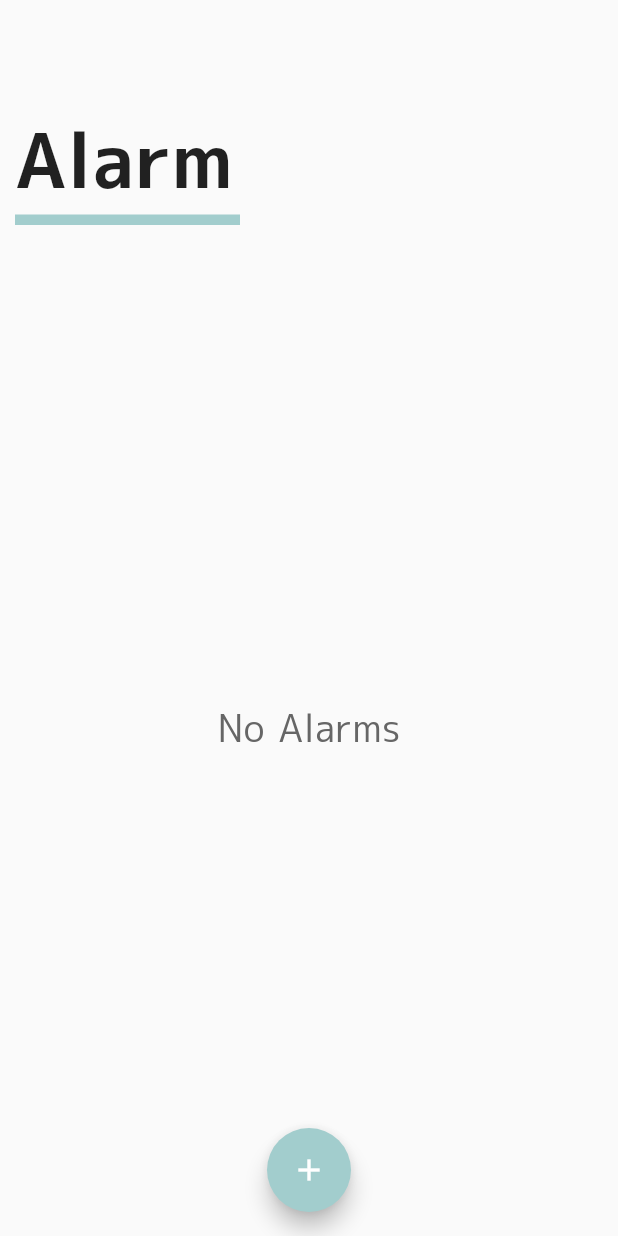
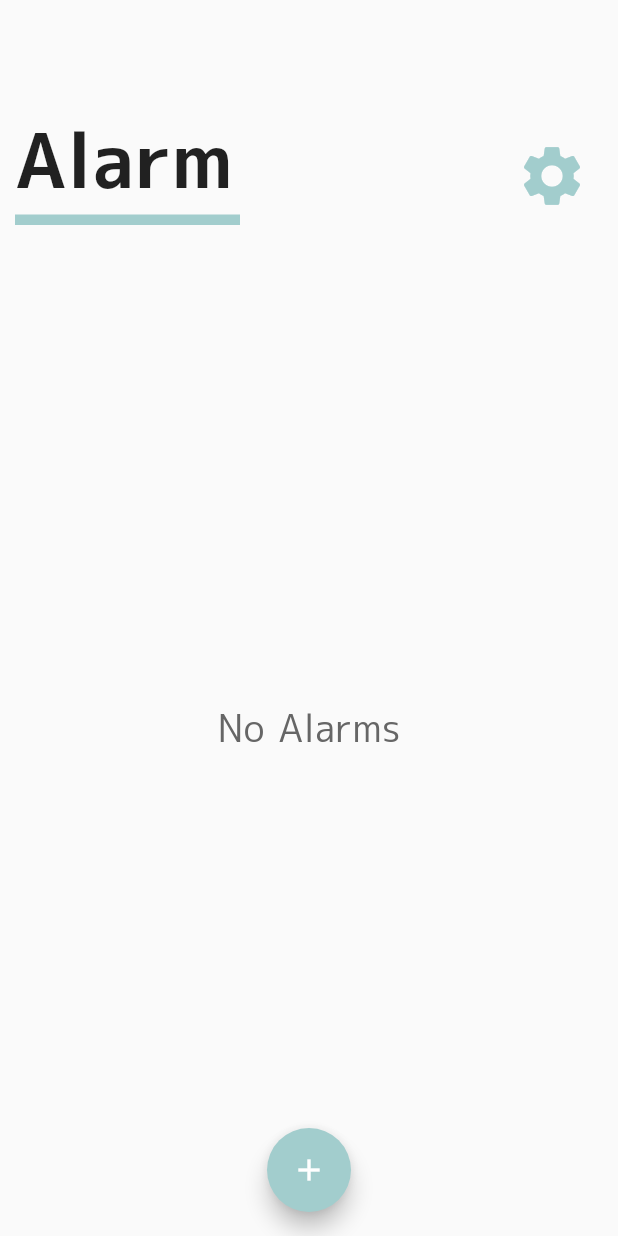
Before and after one commit to aceeedev/toki, a Flutter app: the AlarmPage screen opened directly, on a phone screen of 412 x 824 dp. Run offline on Flutter 3.47's test engine with Material 2 defaults, Android fonts, the phone set to English and light mode, and no system bars; our stand-ins replace flutter_local_notifications, flutter_native_timezone, rxdart, sqflite, timezone; missing offline and left inert: maze, notification_permissions; accounts and stored records are empty.

Commit message:
created puzzles page and added puzzle to db
also moved settings to the alarm page top right

```diff
--- a/lib/api/notification_api.dart
+++ b/lib/api/notification_api.dart
@@ -195,7 +195,7 @@ class NotificationApi {
 
     if (!alarm.currentAlarm) {
       Alarm updatedAlarm = updateCurrentAlarm(alarm, true, alarm.alarmOn);
-      TokiDatabase.instance.update(updatedAlarm);
+      TokiDatabase.instance.updateAlarm(updatedAlarm);
 
       final String title = '${DateFormat('h:mm a').format(alarm.time)} Alarm';
       const String body = 'Click this notification to turn off the alarm!';
@@ -229,7 +229,7 @@ class NotificationApi {
   static void cancelAlarm(Alarm alarm) async {
     if (alarm.currentAlarm) {
       Alarm updatedAlarm = updateCurrentAlarm(alarm, false, false);
-      TokiDatabase.instance.update(updatedAlarm);
+      TokiDatabase.instance.updateAlarm(updatedAlarm);
 
       resetAlarm();
     }
--- /dev/null
+++ b/lib/model/puzzle.dart
@@ -0,0 +1,56 @@
+const String tablePuzzles = 'puzzles';
+
+class PuzzleFields {
+  static final List<String> values = [
+    id,
+    name,
+    difficulty,
+    enabled
+  ];
+
+  static const String id = '_id';
+  static const String name = 'name';
+  static const String difficulty = 'difficulty';
+  static const String enabled = 'enabled';
+}
+
+class Puzzle {
+  final int? id;
+  final String name;
+  final int difficulty;
+  final bool enabled;
+
+  const Puzzle({
+    this.id,
+    required this.name,
+    required this.difficulty,
+    required this.enabled
+  });
+
+  Puzzle copy({
+    int? id,
+    String? name,
+    int? difficulty,
+    bool? enabled,
+  }) =>
+    Puzzle(
+      id: id ?? this.id,
+      name: name ?? this.name,
+      difficulty: difficulty ?? this.difficulty,
+      enabled: enabled ?? this.enabled,
+    );
+
+    Map<String, Object?> toJson() => {
+      PuzzleFields.id: id,
+      PuzzleFields.name: name,
+      PuzzleFields.difficulty: difficulty,
+      PuzzleFields.enabled: enabled ? 1 : 0,
+  };
+
+  static Puzzle fromJson(Map<String, Object?> json) => Puzzle(
+    id: json[PuzzleFields.id] as int?,
+    name: json[PuzzleFields.name] as String,
+    difficulty: json[PuzzleFields.difficulty] as int,
+    enabled: json[PuzzleFields.enabled] == 1,
+  );
+}
--- a/lib/page/alarm_page.dart
+++ b/lib/page/alarm_page.dart
@@ -1,9 +1,10 @@
 import 'package:flutter/material.dart';
-import '../styles.dart';
-import '../widget/page_title.dart';
-import '../widget/alarm_widget.dart';
-import 'create_alarm_page.dart';
-import '../model/alarm.dart';
+import 'package:toki/page/settings_page.dart';
+import 'package:toki/styles.dart';
+import 'package:toki/widget/page_title.dart';
+import 'package:toki/widget/alarm_widget.dart';
+import 'package:toki/page/create_alarm_page.dart';
+import 'package:toki/model/alarm.dart';
 import 'package:toki/database_helpers.dart';
 
 class AlarmPage extends StatefulWidget {
@@ -56,7 +57,35 @@ class _AlarmPageState extends State<AlarmPage> {
       crossAxisAlignment: CrossAxisAlignment.start,
       mainAxisAlignment: MainAxisAlignment.start,
       children: [
-        const PageTitle('Alarm'),
+        Row(
+          children: [
+            const PageTitle(
+              title: 'Alarm',
+              padding: true,
+            ),
+            Expanded(
+              child: Align(
+                alignment: Alignment.topRight,
+                child: Padding(
+                  padding: const EdgeInsets.fromLTRB(0.0, 85.0, 20.0, 0.0),
+                  child: IconButton(
+                    onPressed: () {
+                      Navigator.of(context).push(MaterialPageRoute<void>(
+                        builder: (context) => const SettingsPage()
+                      ));
+                    },
+                    padding: EdgeInsets.zero,
+                    icon: Icon(
+                      Icons.settings,
+                      size: 48.0,
+                      color: Styles.selectedAccentColor,
+                    ),
+                  ),
+                ),
+              ),
+            ),
+          ],
+        ),
         Expanded(
           child: isLoading
             ? const Center(
--- a/lib/page/leaderboard_page.dart
+++ b/lib/page/leaderboard_page.dart
@@ -10,7 +10,10 @@ class LeaderboardPage extends StatelessWidget {
     return Scaffold(
       body: Column(
         children: [
-          const PageTitle('Leaderboard'),
+          const PageTitle(
+            title: 'Leaderboard',
+            padding: true,
+          ),
           Expanded(
             child: Center(
               child: Text(
--- a/lib/puzzles/matching_icons.dart
+++ b/lib/puzzles/matching_icons.dart
@@ -33,7 +33,10 @@ class _MatchingIconsState extends State<MatchingIcons> {
     return Scaffold(
       body: Column(
         children: [
-          const PageTitle('Matching Icons'),
+          const PageTitle(
+            title: 'Matching Icons',
+            padding: true,
+          ),
           EmergencyExitButton(alarm: widget.alarm),
           Row(
             children: [
--- a/lib/puzzles/maze.dart
+++ b/lib/puzzles/maze.dart
@@ -16,7 +16,10 @@ class MazePuzzle extends StatelessWidget {
     return Scaffold(
       body: Column(
         children: [
-          const PageTitle('Matching Icons'),
+          const PageTitle(
+            title: 'Matching Icons',
+            padding: true,
+          ),
           EmergencyExitButton(alarm: alarm),
           Expanded(
             child: Center(
--- a/lib/puzzles/puzzle_helper.dart
+++ b/lib/puzzles/puzzle_helper.dart
@@ -13,7 +13,7 @@ class PuzzleHelper {
   List<Widget> createPuzzleList() {
     return [
       MatchingIcons(alarm: alarm),
-      //MazePuzzle(alarm: alarm)
+      MazePuzzle(alarm: alarm)
     ];
   }
 
--- a/lib/widget/alarm_widget.dart
+++ b/lib/widget/alarm_widget.dart
@@ -191,7 +191,7 @@ class _ThreeDotsButtonState extends State<ThreeDotsButton> {
                 ),
                 onPressed: () {
                   // delete from db
-                  TokiDatabase.instance.delete(widget.alarm.id!);
+                  TokiDatabase.instance.deleteAlarm(widget.alarm.id!);
                   // delete and schedule next alarm if exists
                   NotificationApi.resetAlarm();
                   // refresh alarm page
--- a/lib/widget/page_title.dart
+++ b/lib/widget/page_title.dart
@@ -3,15 +3,16 @@ import '../styles.dart';
 
 class PageTitle extends StatelessWidget {
   final String title;
+  final bool padding;
 
-  const PageTitle(this.title, {Key? key}) : super(key: key);
+  const PageTitle( {Key? key, required this.title, required this.padding}) : super(key: key);
 
   @override
   Widget build(BuildContext context) {
     return Align(
       alignment: Alignment.topLeft,
       child: Container(
-        padding: const EdgeInsets.fromLTRB(10.0, 80.0, 0.0, 0.0),
+        padding: padding ? const EdgeInsets.fromLTRB(10.0, 80.0, 0.0, 0.0) : const EdgeInsets.only(left: 10.0),
         child: Column(
           crossAxisAlignment: CrossAxisAlignment.start,
           children: [
```
Also changed, not shown: lib/app.dart (+15 -12 lines), lib/database_helpers.dart (+78 -8 lines), lib/page/create_alarm_page.dart (+5 -2 lines), lib/page/puzzle_page.dart (added, +84 -0 lines), lib/page/settings_page.dart (+19 -1 lines), lib/widget/puzzle_widget.dart (added, +133 -0 lines).
